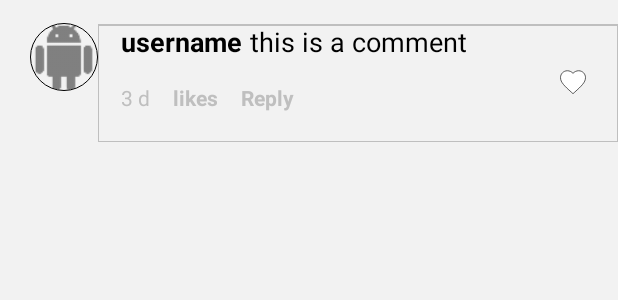
After one commit to bitethecode0/android-instagram-clone, an Android app: the layout layout_commnet.xml on its own in the app's theme, with its tools: preview values and no code run, on a phone screen of 412 x 824 dp. The commit adds this screen. Shown: the top 300 px of the screen. Run offline under Robolectric (Android 15) with nearby library versions, the phone set to English and light mode, and no system bars.

Commit message:
instagram clone few changes regarding likes , 2018.6.21 2:23pm

```diff
--- /dev/null
+++ b/app/src/main/res/layout/layout_commnet.xml
@@ -0,0 +1,107 @@
+<?xml version="1.0" encoding="utf-8"?>
+<RelativeLayout xmlns:android="http://schemas.android.com/apk/res/android"
+    android:layout_width="match_parent"
+    android:layout_height="match_parent"
+    xmlns:app="http://schemas.android.com/apk/res-auto"
+    android:background="@color/white">
+
+    <de.hdodenhof.circleimageview.CircleImageView
+        android:layout_width="45dp"
+        android:layout_height="45dp"
+        android:id="@+id/comment_profile_image"
+        android:layout_marginTop="15dp"
+        android:layout_marginLeft="20dp"
+        android:src="@drawable/ic_android"
+        app:civ_border_color="@color/black"
+        app:civ_border_width="0.5dp"/>
+
+    <RelativeLayout
+        android:layout_width="match_parent"
+        android:layout_height="wrap_content"
+        android:id="@+id/relLayout1"
+        android:layout_toRightOf="@+id/comment_profile_image"
+        android:layout_marginTop="15dp"
+        android:background="@drawable/grey_border_bottom">
+
+        <RelativeLayout
+            android:layout_width="match_parent"
+            android:layout_height="wrap_content"
+            android:layout_marginRight="60dp"
+            android:layout_marginBottom="20dp">
+
+
+            <TextView
+                android:layout_width="wrap_content"
+                android:layout_height="wrap_content"
+                android:text="username"
+                android:id="@+id/comment_username"
+                android:layout_marginLeft="15dp"
+                android:textColor="@color/black"
+                android:textSize="18sp"
+                android:textStyle="bold"/>
+
+            <TextView
+                android:layout_width="wrap_content"
+                android:layout_height="wrap_content"
+                android:text="this is a comment"
+                android:layout_marginLeft="5dp"
+                android:textColor="@color/black"
+                android:textSize="18sp"
+                android:layout_toRightOf="@+id/comment_username"
+                android:id="@+id/comment"/>
+
+
+            <TextView
+                android:layout_width="wrap_content"
+                android:layout_height="wrap_content"
+                android:text="3 d"
+                android:textColor="@color/grey"
+                android:textSize="14sp"
+                android:id="@+id/comment_time_posted"
+                android:layout_marginTop="15dp"
+                android:layout_marginLeft="15dp"
+                android:layout_below="@+id/comment"/>
+
+            <TextView
+                android:layout_width="wrap_content"
+                android:layout_height="wrap_content"
+                android:text="likes"
+                android:textStyle="bold"
+                android:textColor="@color/grey"
+                android:textSize="14sp"
+                android:id="@+id/comment_likes"
+                android:layout_marginTop="15dp"
+                android:layout_marginLeft="15dp"
+                android:layout_below="@+id/comment"
+                android:layout_toRightOf="@+id/comment_time_posted"/>
+
+            <TextView
+                android:layout_width="wrap_content"
+                android:layout_height="wrap_content"
+                android:text="Reply"
+                android:textStyle="bold"
+                android:textColor="@color/grey"
+                android:textSize="14sp"
+                android:id="@+id/comment_reply"
+                android:layout_marginTop="15dp"
+                android:layout_marginLeft="15dp"
+                android:layout_below="@+id/comment"
+                android:layout_toRightOf="@+id/comment_likes"/>
+
+
+        </RelativeLayout>
+
+        <ImageView
+            android:layout_width="20dp"
+            android:layout_height="20dp"
+            android:id="@+id/comment_like"
+            android:layout_alignParentRight="true"
+            android:layout_marginRight="20dp"
+            android:src="@drawable/ic_heart_border"
+            android:layout_centerVertical="true"
+            />
+
+
+    </RelativeLayout>
+
+</RelativeLayout>
--- a/app/src/main/res/layout/layout_view_post.xml
+++ b/app/src/main/res/layout/layout_view_post.xml
@@ -124,7 +124,7 @@
                 android:padding="20dp">
 
                 <TextView
-                    android:id="@+id/image_likes"
+                    android:id="@+id/tv_likes"
                     android:layout_width="wrap_content"
                     android:layout_height="wrap_content"
                     android:text="Liked by "
--- a/app/src/main/res/values/strings.xml
+++ b/app/src/main/res/values/strings.xml
@@ -22,6 +22,11 @@
     <string name="field_phone_number">phone_number</string>
     <string name="field_user_id">user_id</string>field_likes
     <string name="field_likes">likes</string>
+    <string name="field_caption">caption</string>
+    <string name="field_date_created">date_created</string>
+    <string name="field_photo_id">photo_id</string>
+    <string name="field_tags">tags</string>
+    <string name="field_image_path">image_path</string>
 
     <!-- intent extras-->
     <string name="calling_activity">calling_activity</string>
```
Also changed, not shown: app/src/main/java/com/example/joon/instagramclone/Profile/ProfileFragment.java (+24 -3 lines), app/src/main/java/com/example/joon/instagramclone/Utils/ViewPostFragment.java (+97 -30 lines), app/src/main/res/layout/fragment_view_comments.xml (added, +65 -0 lines), app/src/main/res/layout/snippet_comments_toolbar.xml (added, +49 -0 lines).
